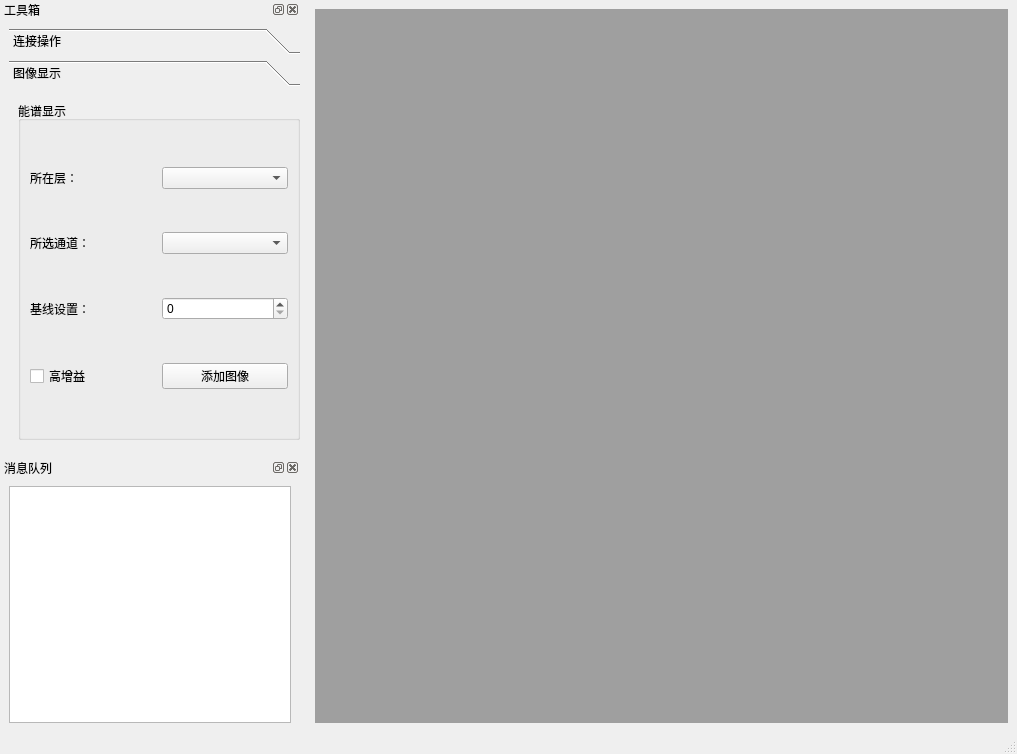
Above: UI/UIsource/mainWindow.ui from jimbook/LUMIS_Bash before the change. Below: the same form after it.
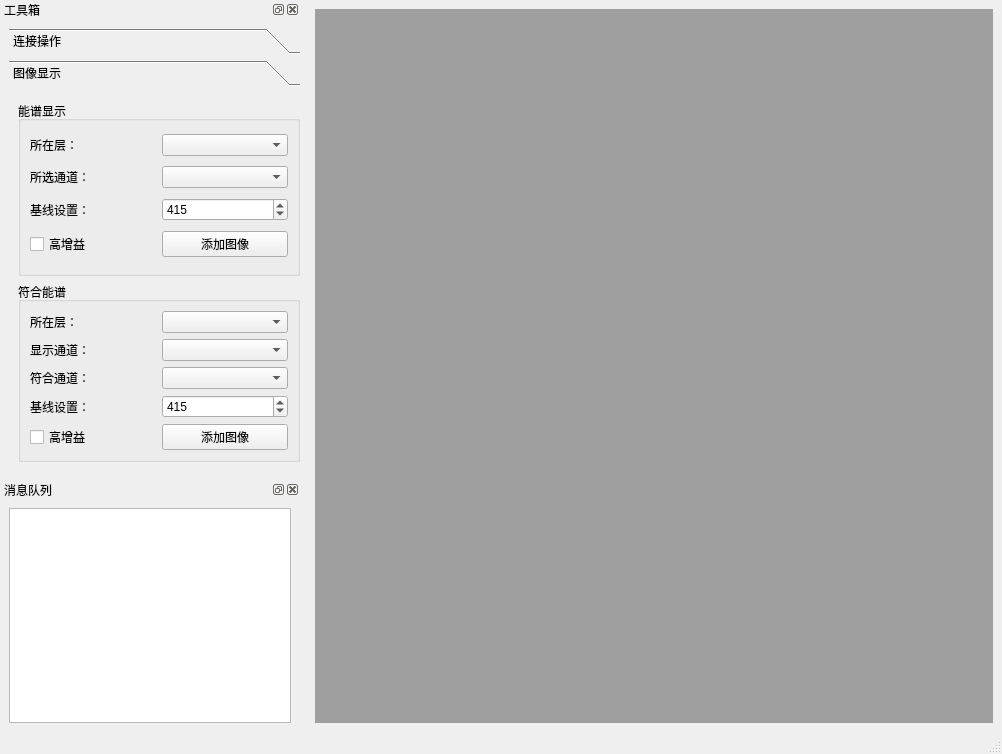
That is the form after the change. The open tabs and pages were chosen to show the change.

Commit message: add a timer to stop measure,add coincidence energy spectrum.

The edit to the form file:
```diff
--- a/UI/UIsource/mainWindow.ui
+++ b/UI/UIsource/mainWindow.ui
@@ -6,7 +6,7 @@
    <rect>
     <x>0</x>
     <y>0</y>
-    <width>1017</width>
+    <width>1002</width>
     <height>754</height>
    </rect>
   </property>
@@ -25,7 +25,7 @@
     <rect>
      <x>0</x>
      <y>0</y>
-     <width>1017</width>
+     <width>1002</width>
      <height>26</height>
     </rect>
    </property>
@@ -55,15 +55,15 @@
         </size>
        </property>
        <property name="currentIndex">
-        <number>1</number>
+        <number>0</number>
        </property>
        <widget class="QWidget" name="page_linkBehave">
         <property name="geometry">
          <rect>
           <x>0</x>
           <y>0</y>
-          <width>272</width>
-          <height>207</height>
+          <width>314</width>
+          <height>336</height>
          </rect>
         </property>
         <attribute name="label">
@@ -188,6 +188,39 @@
            </item>
           </layout>
          </item>
+         <item>
+          <widget class="QGroupBox" name="groupBox_5">
+           <property name="title">
+            <string>定时器</string>
+           </property>
+           <layout class="QHBoxLayout" name="horizontalLayout_13">
+            <item>
+             <widget class="QSpinBox" name="spinBox_timer_hour">
+              <property name="suffix">
+               <string>小时</string>
+              </property>
+             </widget>
+            </item>
+            <item>
+             <widget class="QSpinBox" name="spinBox_timer_minute">
+              <property name="suffix">
+               <string>分钟</string>
+              </property>
+              <property name="maximum">
+               <number>59</number>
+              </property>
+             </widget>
+            </item>
+            <item>
+             <widget class="QCheckBox" name="checkBox_timer">
+              <property name="text">
+               <string>开启定时器</string>
+              </property>
+             </widget>
+            </item>
+           </layout>
+          </widget>
+         </item>
          <item>
           <spacer name="verticalSpacer">
            <property name="orientation">
@@ -208,14 +241,14 @@
          <rect>
           <x>0</x>
           <y>0</y>
-          <width>300</width>
-          <height>276</height>
+          <width>279</width>
+          <height>377</height>
          </rect>
         </property>
         <attribute name="label">
          <string>图像显示</string>
         </attribute>
-        <layout class="QVBoxLayout" name="verticalLayout_9">
+        <layout class="QVBoxLayout" name="verticalLayout_7">
          <item>
           <widget class="QGroupBox" name="groupBox_3">
            <property name="title">
@@ -267,6 +300,9 @@
                 <property name="maximum">
                  <number>4095</number>
                 </property>
+                <property name="value">
+                 <number>415</number>
+                </property>
                </widget>
               </item>
              </layout>
@@ -292,6 +328,96 @@
            </layout>
           </widget>
          </item>
+         <item>
+          <widget class="QGroupBox" name="groupBox_4">
+           <property name="title">
+            <string>符合能谱</string>
+           </property>
+           <layout class="QVBoxLayout" name="verticalLayout_6">
+            <item>
+             <layout class="QHBoxLayout" name="horizontalLayout_8">
+              <item>
+               <widget class="QLabel" name="label_4">
+                <property name="text">
+                 <string>所在层：</string>
+                </property>
+               </widget>
+              </item>
+              <item>
+               <widget class="QComboBox" name="comboBox_coincidence_tier"/>
+              </item>
+             </layout>
+            </item>
+            <item>
+             <layout class="QHBoxLayout" name="horizontalLayout_9">
+              <item>
+               <widget class="QLabel" name="label_5">
+                <property name="text">
+                 <string>显示通道：</string>
+                </property>
+               </widget>
+              </item>
+              <item>
+               <widget class="QComboBox" name="comboBox_coincidence_showChannel"/>
+              </item>
+             </layout>
+            </item>
+            <item>
+             <layout class="QHBoxLayout" name="horizontalLayout_10">
+              <item>
+               <widget class="QLabel" name="label_6">
+                <property name="text">
+                 <string>符合通道：</string>
+                </property>
+               </widget>
+              </item>
+              <item>
+               <widget class="QComboBox" name="comboBox_coincidence_coinChannel"/>
+              </item>
+             </layout>
+            </item>
+            <item>
+             <layout class="QHBoxLayout" name="horizontalLayout_12">
+              <item>
+               <widget class="QLabel" name="label_7">
+                <property name="text">
+                 <string>基线设置：</string>
+                </property>
+               </widget>
+              </item>
+              <item>
+               <widget class="QSpinBox" name="spinBox_coincidence_baseline">
+                <property name="maximum">
+                 <number>4025</number>
+                </property>
+                <property name="value">
+                 <number>415</number>
+                </property>
+               </widget>
+              </item>
+             </layout>
+            </item>
+            <item>
+             <layout class="QHBoxLayout" name="horizontalLayout_11">
+              <item>
+               <widget class="QCheckBox" name="checkBox_coincidence_highGain">
+                <property name="text">
+                 <string>高增益</string>
+                </property>
+               </widget>
+              </item>
+              <item>
+               <widget class="QPushButton" name="pushButton_coincidence_addPlot">
+                <property name="text">
+                 <string>添加图像</string>
+                </property>
+               </widget>
+              </item>
+             </layout>
+            </item>
+           </layout>
+          </widget>
+         </item>
         </layout>
        </widget>
       </widget>
```
The commit also changes 11 other files.
